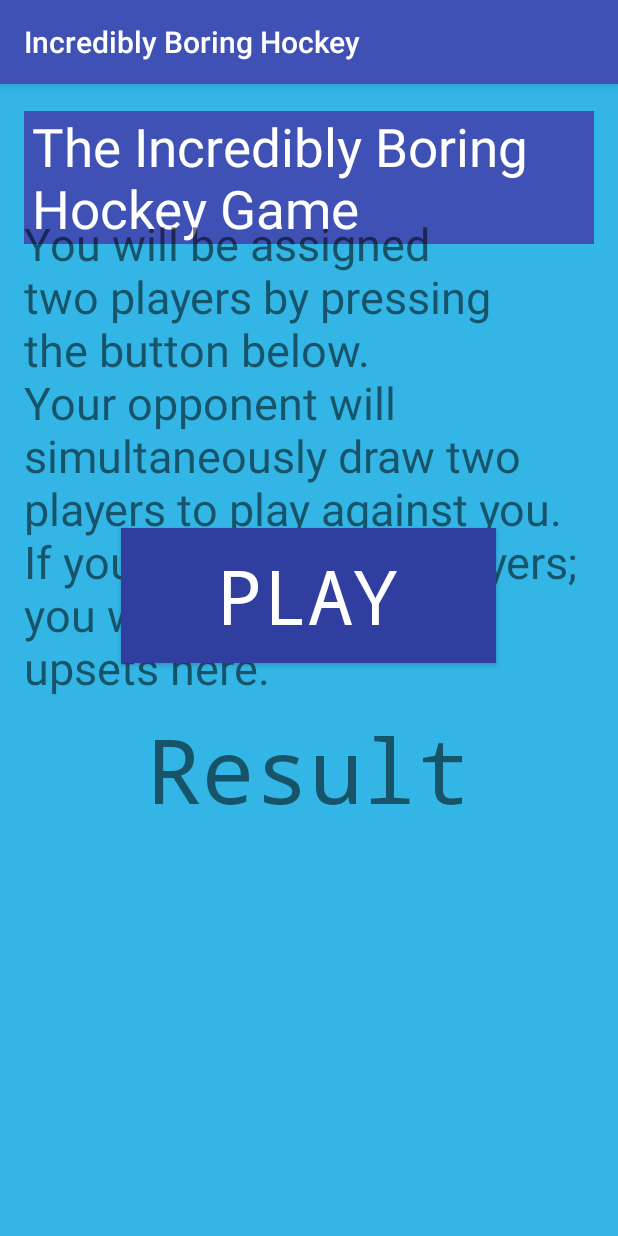
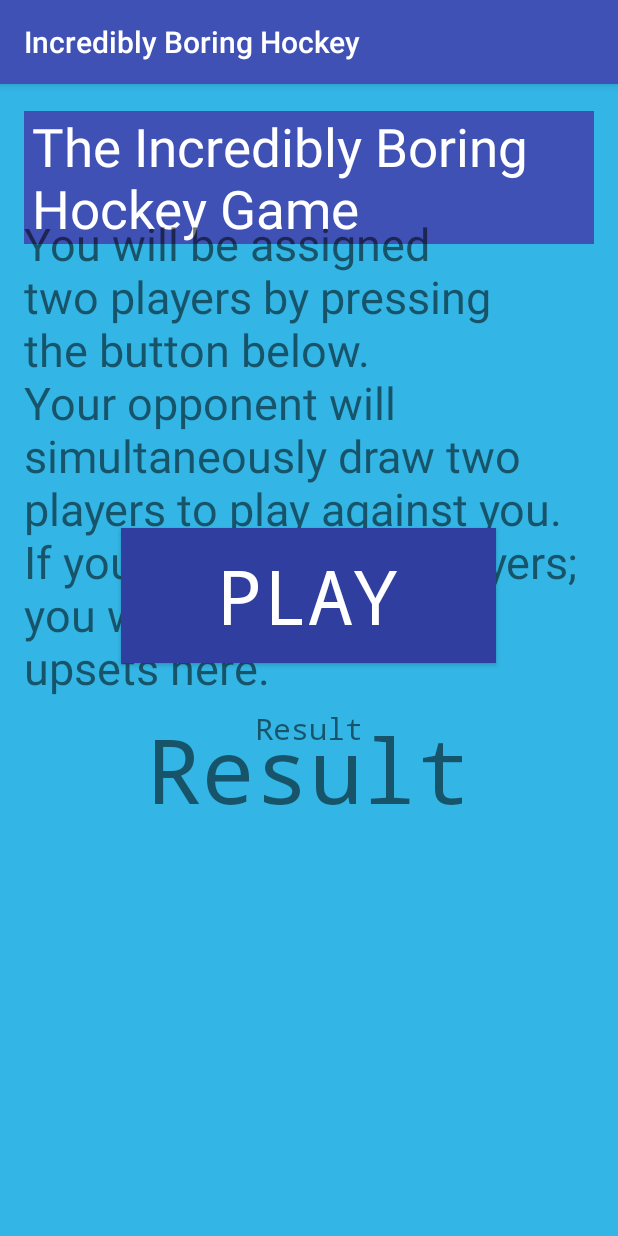
Before and after one commit to jamesannal/Hockey_Card_Game, an Android app: the screen it shows after launch (MainActivity), on a phone screen of 412 x 824 dp. Run offline under Robolectric (Android 15) with nearby library versions, the phone set to English and light mode, and no system bars.

Commit message:
Second TextView shows players as code, but is returning now

```diff
--- a/app/src/main/java/example/codeclan/com/sports_cards/DraftPool.java
+++ b/app/src/main/java/example/codeclan/com/sports_cards/DraftPool.java
@@ -42,4 +42,5 @@ public class DraftPool {
         cards.remove(0);
         return card;
     }
+
 }
--- a/app/src/main/java/example/codeclan/com/sports_cards/MainActivity.java
+++ b/app/src/main/java/example/codeclan/com/sports_cards/MainActivity.java
@@ -15,6 +15,7 @@ public class MainActivity extends AppCompatActivity {
     TextView explain;
     Button draftCard;
     TextView show;
+    TextView playerShow;
     Button computerCard;
     Button offTheGlass;
     Button playAgain;
@@ -31,6 +32,7 @@ public class MainActivity extends AppCompatActivity {
         explain = (TextView)findViewById(R.id.game_explain);
         draftCard = (Button)findViewById(R.id.draft_card);
         show = (TextView)findViewById(R.id.result_box);
+        playerShow = (TextView)findViewById(R.id.player_box);
 
 
         Log.d(getClass().toString(), "onCreate called");
@@ -44,7 +46,10 @@ public class MainActivity extends AppCompatActivity {
         Game game = new Game("You", "Computer", userTeam, computerTeam);
         game.setUpGame();
         String result = game.play();
+        String result2 = game.deal();
         show.setText(result);
+        playerShow.setText(result2);
+
 
     }
 }
--- a/app/src/main/res/layout/activity_main.xml
+++ b/app/src/main/res/layout/activity_main.xml
@@ -32,7 +32,6 @@
         android:layout_marginTop="70sp"
         android:text="@string/game_explain"
         android:textSize="30sp"
-
         />
 
 
@@ -59,4 +58,14 @@
         android:textSize="60sp"
         android:fontFamily="monospace"/>
 
+    <TextView
+        android:id="@id/player_box"
+        android:layout_width="wrap_content"
+        android:layout_height="wrap_content"
+        android:layout_marginTop="400sp"
+        android:text="@string/show"
+        android:layout_centerHorizontal="true"
+        android:textSize="20sp"
+        android:fontFamily="monospace"/>
+
 </RelativeLayout>
--- a/app/src/main/res/values/ids.xml
+++ b/app/src/main/res/values/ids.xml
@@ -5,4 +5,5 @@
     <item name="draft_card" type="id">draft_card</item>
     <item name="result_answer" type="id">BLAH</item>
     <item name="result_box" type="id">RESULT</item>
+    <item name="player_box" type="id">RESULT FROM PLAYER</item>
 </resources>
--- a/app/src/main/res/values/strings.xml
+++ b/app/src/main/res/values/strings.xml
@@ -4,4 +4,5 @@
     <string name="game_explain">You will be assigned two players by pressing the button below. Your opponent will simultaneously draw two players to play against you. If you have superior players; you win. There are no upsets here.</string>
     <string name="draft_your_player">PLAY</string>
     <string name="show">Result</string>
+    <string name="playerShow">""</string>
 </resources>
```
Also changed, not shown: app/src/main/java/example/codeclan/com/sports_cards/Game.java (+4 -5 lines), app/src/main/java/example/codeclan/com/sports_cards/Team.java (+8 -0 lines), app/src/main/java/example/codeclan/com/sports_cards/User.java (+8 -0 lines), 1 other file.
